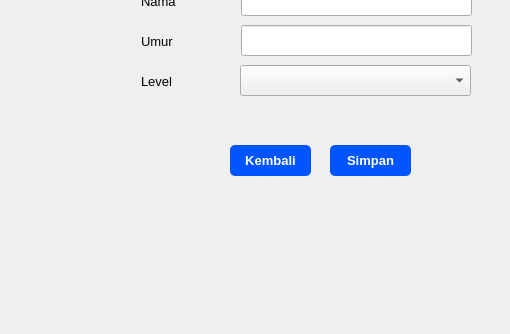
The window that form_edit_perawat.ui (naylasalsdev-project/SudiKasusUAS) describes before a commit, drawn with Qt 5; both pictures show x 0 to 510 and y 235 to 569 of the 659 by 569 pixel window.
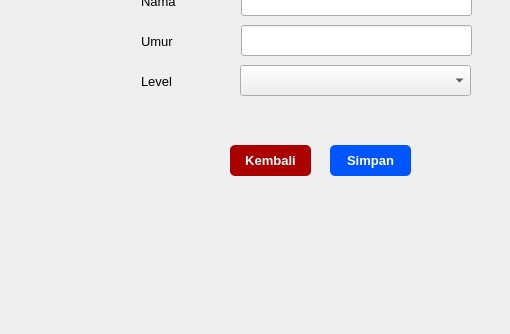
The same window after the commit.

What changed in the file:
```diff
--- a/form_edit_perawat.ui
+++ b/form_edit_perawat.ui
@@ -168,11 +168,12 @@
     </property>
     <property name="styleSheet">
      <string notr="true">QPushButton {
-    background-color: rgb(0, 85, 255);
+    background-color: rgb(170, 0, 0);
     color: white;
     border-radius: 5px;   
     padding: 6px;           
-}</string>
+}
+</string>
     </property>
     <property name="text">
      <string>Kembali</string>
```
